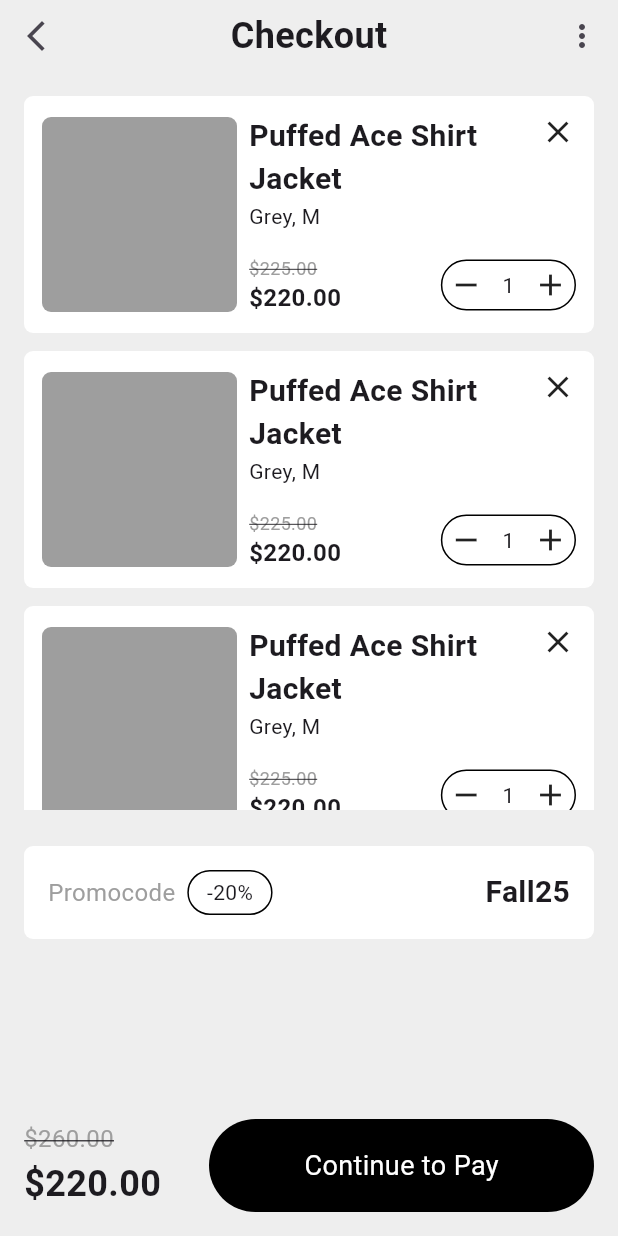
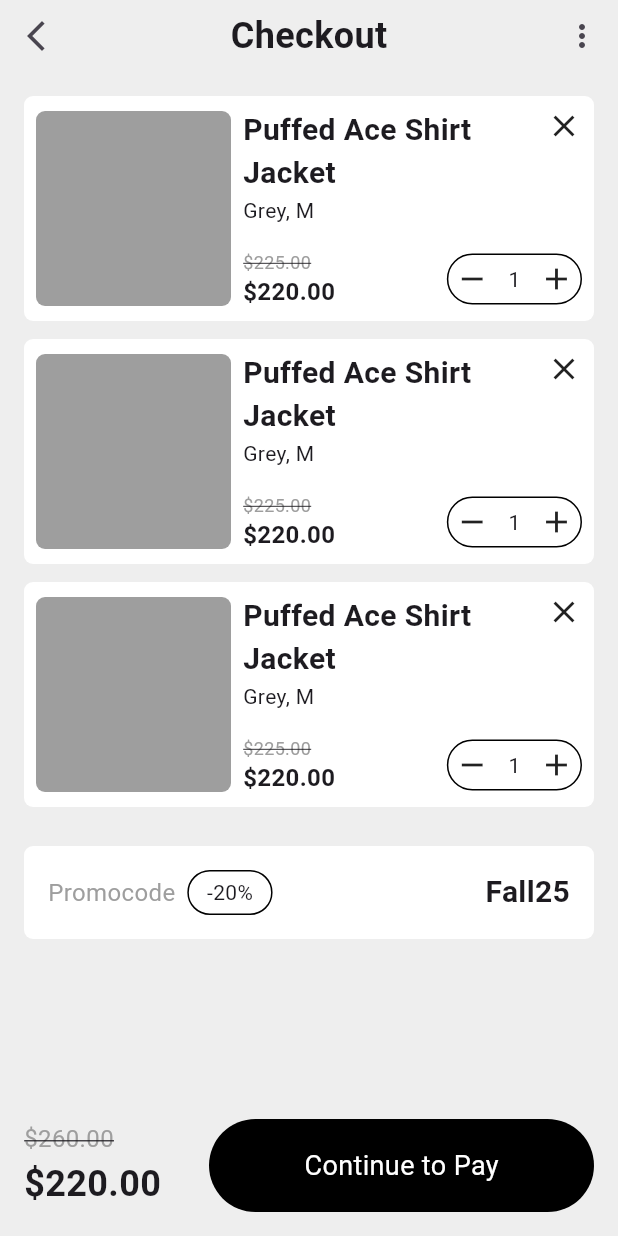
Before and after one commit to JAICHANGPARK/flutter_notebook_chapter_49, a Flutter app: the ECommerceCheckoutPage screen opened directly, on a phone screen of 412 x 824 dp. Run offline on Flutter 3.47's test engine with Material 3 defaults, Android fonts, the phone set to English and light mode, and no system bars; our stand-ins replace dots_indicator, gap, google_fonts; Roboto replaces fonts that are missing (Akshar).

Commit message:
Update e_commerce_checkout_page.dart

```diff
--- a/lib/ep2451_e_commerce_app/ui/e_commerce_checkout_page.dart
+++ b/lib/ep2451_e_commerce_app/ui/e_commerce_checkout_page.dart
@@ -52,7 +52,7 @@ class _ECommerceCheckoutPageState extends State<ECommerceCheckoutPage> {
                               color: Colors.white,
                               borderRadius: BorderRadius.circular(6),
                             ),
-                            padding: .all(12),
+                            padding: .all(8),
                             margin: .only(bottom: 12),
                             child: Row(
                               spacing: 8,
```
